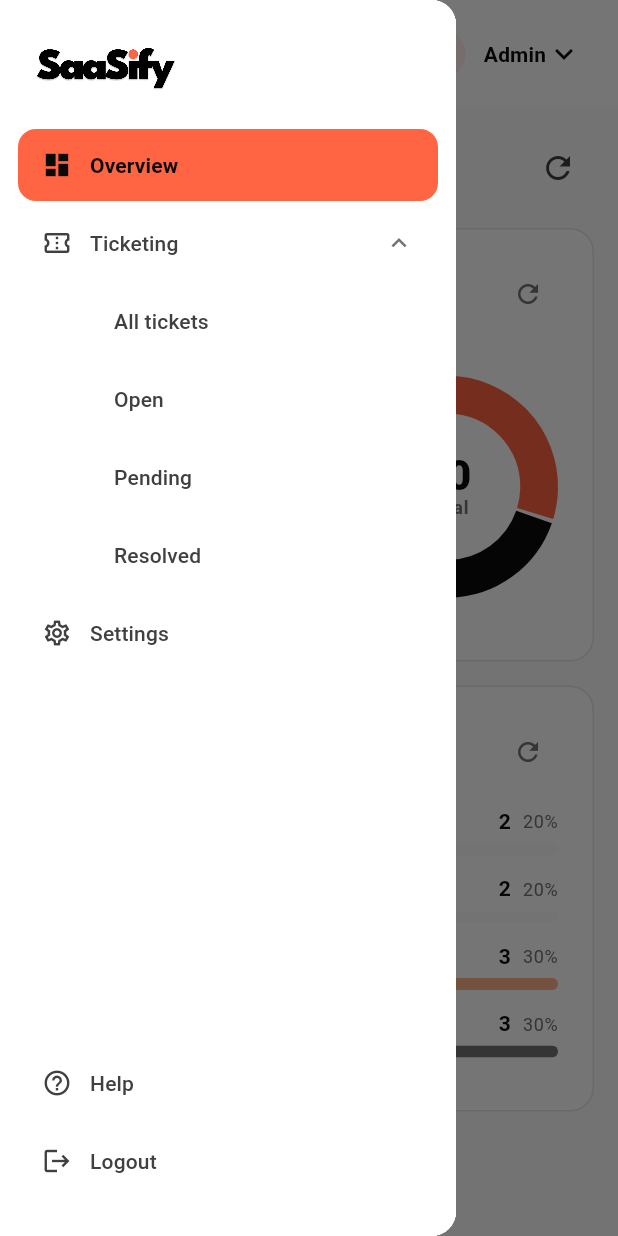
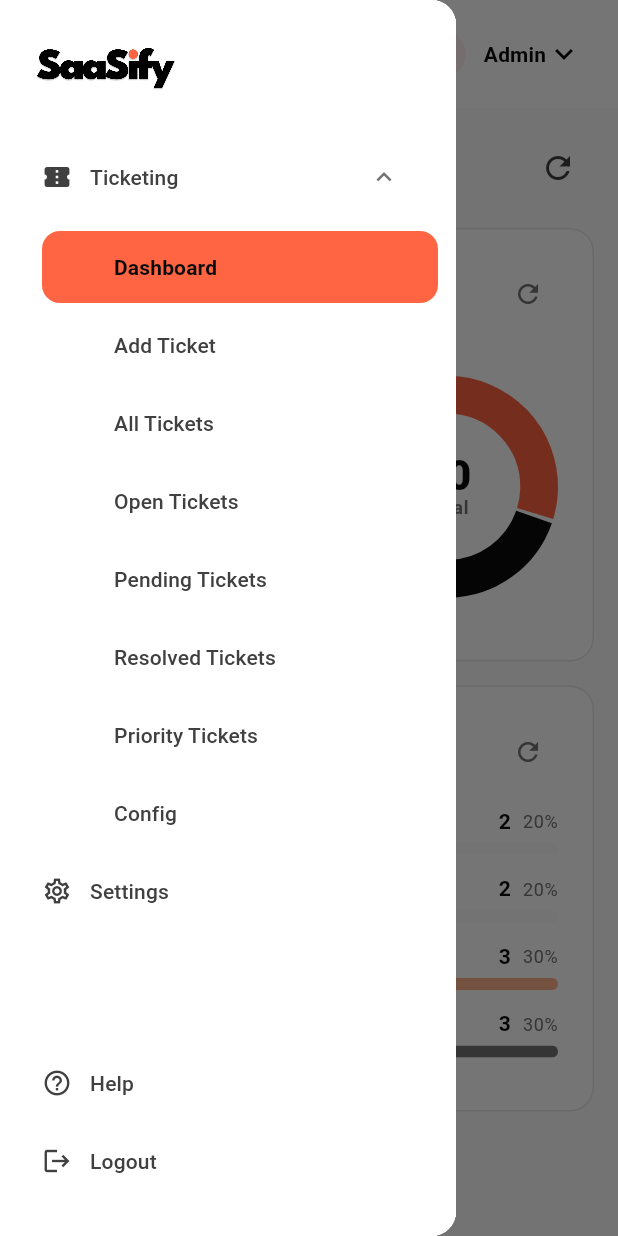
Before and after one commit to sayge-code-hub/saasify, a Flutter app: the screen it shows after launch, after a tap on "Sign in", after a tap on the "menu" icon, on a phone screen of 412 x 824 dp. Run offline on Flutter 3.47's test engine with Material 3 defaults, Android fonts, the phone set to English and light mode, and no system bars; our stand-ins replace equatable, flutter_bloc, go_router; Roboto replaces fonts that are missing (Fraunces, Source Sans 3).

Commit message:
Restructure ticketing nav and add create case flow
Remove top-level Overview; Ticketing opens the dashboard with
submodules for lists, priority queue, config, and Add Ticket.

Co-authored-by: adityaarana <adityaarana@outlook.com>

```diff
--- a/lib/app/router/app_router.dart
+++ b/lib/app/router/app_router.dart
@@ -8,6 +8,8 @@ import 'package:saasify/features/auth/presentation/pages/login_page.dart';
 import 'package:saasify/features/overview/presentation/pages/overview_page.dart';
 import 'package:saasify/features/settings/presentation/pages/settings_page.dart';
 import 'package:saasify/features/shell/presentation/pages/shell_page.dart';
+import 'package:saasify/features/ticketing/presentation/pages/create_ticket_page.dart';
+import 'package:saasify/features/ticketing/presentation/pages/ticket_config_page.dart';
 import 'package:saasify/features/ticketing/presentation/pages/ticket_detail_page.dart';
 import 'package:saasify/features/ticketing/presentation/pages/ticket_list_page.dart';
 
@@ -18,14 +20,16 @@ GoRouter createAppRouter({
 }) {
   return GoRouter(
     navigatorKey: navigatorKey,
-    initialLocation: '/',
+    initialLocation: '/ticketing',
     refreshListenable: refreshListenable,
     redirect: (context, state) {
       final authed = authCubit.state is AuthAuthenticated;
       final loggingIn = state.matchedLocation == '/login';
+      final atRoot = state.matchedLocation == '/';
 
       if (!authed && !loggingIn) return '/login';
-      if (authed && loggingIn) return '/';
+      if (authed && loggingIn) return '/ticketing';
+      if (authed && atRoot) return '/ticketing';
       return null;
     },
     routes: [
@@ -44,18 +48,29 @@ GoRouter createAppRouter({
         routes: [
           GoRoute(
             path: '/',
-            name: 'overview',
-            pageBuilder: (context, state) => const NoTransitionPage<void>(
-              child: OverviewPage(),
-            ),
+            redirect: (context, state) => '/ticketing',
           ),
           GoRoute(
             path: '/ticketing',
             name: 'ticketing',
             pageBuilder: (context, state) => const NoTransitionPage<void>(
-              child: TicketListPage(),
+              child: OverviewPage(),
             ),
             routes: [
+              GoRoute(
+                path: 'new',
+                name: 'ticketing-new',
+                pageBuilder: (context, state) => const NoTransitionPage<void>(
+                  child: CreateTicketPage(),
+                ),
+              ),
+              GoRoute(
+                path: 'all',
+                name: 'ticketing-all',
+                pageBuilder: (context, state) => const NoTransitionPage<void>(
+                  child: TicketListPage(),
+                ),
+              ),
               GoRoute(
                 path: 'open',
                 name: 'ticketing-open',
@@ -75,6 +90,20 @@ GoRouter createAppRouter({
                 name: 'ticketing-resolved',
                 pageBuilder: (context, state) => const NoTransitionPage<void>(
                   child: TicketListPage(routeFilter: 'resolved'),
+                ),
+              ),
+              GoRoute(
+                path: 'priority',
+                name: 'ticketing-priority',
+                pageBuilder: (context, state) => const NoTransitionPage<void>(
+                  child: TicketListPage(routeFilter: 'priority'),
+                ),
+              ),
+              GoRoute(
+                path: 'config',
+                name: 'ticketing-config',
+                pageBuilder: (context, state) => const NoTransitionPage<void>(
+                  child: TicketConfigPage(),
                 ),
               ),
               GoRoute(
--- a/lib/features/shell/domain/app_modules.dart
+++ b/lib/features/shell/domain/app_modules.dart
@@ -42,39 +42,52 @@ class NavModule extends Equatable {
 
 /// Canonical admin navigation tree.
 abstract final class AppModules {
-  static const overview = NavModule(
-    id: 'overview',
-    label: 'Overview',
-    icon: Icons.dashboard_outlined,
-    selectedIcon: Icons.dashboard,
-    location: '/',
-  );
-
   static const ticketing = NavModule(
     id: 'ticketing',
     label: 'Ticketing',
     icon: Icons.confirmation_number_outlined,
     selectedIcon: Icons.confirmation_number,
+    location: '/ticketing',
     children: [
       NavSubmodule(
-        id: 'ticketing-all',
-        label: 'All tickets',
+        id: 'ticketing-dashboard',
+        label: 'Dashboard',
         location: '/ticketing',
       ),
       NavSubmodule(
+        id: 'ticketing-new',
+        label: 'Add Ticket',
+        location: '/ticketing/new',
+      ),
+      NavSubmodule(
+        id: 'ticketing-all',
+        label: 'All Tickets',
+        location: '/ticketing/all',
+      ),
+      NavSubmodule(
         id: 'ticketing-open',
-        label: 'Open',
+        label: 'Open Tickets',
         location: '/ticketing/open',
       ),
       NavSubmodule(
         id: 'ticketing-pending',
-        label: 'Pending',
+        label: 'Pending Tickets',
         location: '/ticketing/pending',
       ),
       NavSubmodule(
         id: 'ticketing-resolved',
-        label: 'Resolved',
+        label: 'Resolved Tickets',
         location: '/ticketing/resolved',
+      ),
+      NavSubmodule(
+        id: 'ticketing-priority',
+        label: 'Priority Tickets',
+        location: '/ticketing/priority',
+      ),
+      NavSubmodule(
+        id: 'ticketing-config',
+        label: 'Config',
+        location: '/ticketing/config',
       ),
     ],
   );
@@ -87,26 +100,35 @@ abstract final class AppModules {
     location: '/settings',
   );
 
-  static const List<NavModule> all = [overview, ticketing, settings];
+  static const List<NavModule> all = [ticketing, settings];
 
   static bool isLocationActive(String currentPath, String location) {
-    if (location == '/') return currentPath == '/';
     if (currentPath == location) return true;
-    // Ticket detail should keep Ticketing › All highlighted loosely.
-    if (location == '/ticketing' && currentPath.startsWith('/ticketing/tickets')) {
+
+    // Dashboard is only the ticketing root — not nested list routes.
+    if (location == '/ticketing') {
+      return currentPath == '/ticketing';
+    }
+
+    // Detail views keep All Tickets highlighted.
+    if (location == '/ticketing/all' &&
+        currentPath.startsWith('/ticketing/tickets/')) {
       return true;
     }
+
     return false;
   }
 
   static bool isModuleExpandedForPath(NavModule module, String currentPath) {
     if (!module.hasChildren) return false;
+    if (module.id == 'ticketing') {
+      return currentPath == '/ticketing' ||
+          currentPath.startsWith('/ticketing/');
+    }
     return module.children.any(
       (child) =>
           currentPath == child.location ||
-          currentPath.startsWith('${child.location}/') ||
-          (child.location == '/ticketing' &&
-              currentPath.startsWith('/ticketing')),
+          currentPath.startsWith('${child.location}/'),
     );
   }
 }
--- a/lib/features/shell/presentation/pages/shell_page.dart
+++ b/lib/features/shell/presentation/pages/shell_page.dart
@@ -73,15 +73,18 @@ class ShellPage extends StatelessWidget {
 }
 
 String dashboardTitleFor(String location) {
-  if (location == '/') return 'Dashboard';
+  if (location == '/ticketing' || location == '/') return 'Dashboard';
   if (location.startsWith('/ticketing/tickets/')) {
     final id = location.split('/').last;
     return 'Ticket: $id';
   }
-  if (location == '/ticketing') return 'All tickets';
-  if (location == '/ticketing/open') return 'Open tickets';
-  if (location == '/ticketing/pending') return 'Pending tickets';
-  if (location == '/ticketing/resolved') return 'Resolved tickets';
+  if (location == '/ticketing/new') return 'Add Ticket';
+  if (location == '/ticketing/all') return 'All Tickets';
+  if (location == '/ticketing/open') return 'Open Tickets';
+  if (location == '/ticketing/pending') return 'Pending Tickets';
+  if (location == '/ticketing/resolved') return 'Resolved Tickets';
+  if (location == '/ticketing/priority') return 'Priority Tickets';
+  if (location == '/ticketing/config') return 'Config';
   if (location == '/settings') return 'Settings';
   return 'Workspace';
 }
--- a/lib/features/shell/presentation/widgets/module_sidebar.dart
+++ b/lib/features/shell/presentation/widgets/module_sidebar.dart
@@ -131,6 +131,7 @@ class _ModuleSection extends StatelessWidget {
     }
 
     final moduleActive = AppModules.isModuleExpandedForPath(module, location);
+    final parentLocation = module.location;
 
     return Column(
       crossAxisAlignment: CrossAxisAlignment.stretch,
@@ -140,12 +141,25 @@ class _ModuleSection extends StatelessWidget {
           label: module.label,
           icon: moduleActive ? module.selectedIcon : module.icon,
           active: false,
-          trailing: Icon(
-            expanded ? Icons.expand_less : Icons.expand_more,
-            size: 20,
-            color: AppColors.inkTertiary,
+          trailing: IconButton(
+            tooltip: expanded ? 'Collapse' : 'Expand',
+            visualDensity: VisualDensity.compact,
+            padding: EdgeInsets.zero,
+            constraints: const BoxConstraints(minWidth: 36, minHeight: 36),
+            icon: Icon(
+              expanded ? Icons.expand_less : Icons.expand_more,
+              size: 20,
+              color: AppColors.inkTertiary,
+            ),
+            onPressed: () =>
+                context.read<ShellCubit>().toggleModule(module.id),
           ),
-          onTap: () => context.read<ShellCubit>().toggleModule(module.id),
+          onTap: () {
+            context.read<ShellCubit>().ensureExpanded(module.id);
+            if (parentLocation != null) {
+              _go(context, parentLocation);
+            }
+          },
         ),
         if (expanded)
           Padding(
--- a/lib/features/ticketing/presentation/pages/ticket_list_page.dart
+++ b/lib/features/ticketing/presentation/pages/ticket_list_page.dart
@@ -15,7 +15,7 @@ import 'package:saasify/features/ticketing/presentation/widgets/ticket_list_item
 class TicketListPage extends StatefulWidget {
   const TicketListPage({this.routeFilter = 'all', super.key});
 
-  /// `all` | `open` | `pending` | `resolved`
+  /// `all` | `open` | `pending` | `resolved` | `priority`
   final String routeFilter;
 
   @override
@@ -60,10 +60,11 @@ class _TicketListPageState extends State<TicketListPage> {
       builder: (context, state) {
         final tickets = state.visible;
         final title = switch (widget.routeFilter) {
-          'open' => 'Open tickets',
-          'pending' => 'Pending tickets',
-          'resolved' => 'Resolved tickets',
-          _ => 'All tickets',
+          'open' => 'Open Tickets',
+          'pending' => 'Pending Tickets',
+          'resolved' => 'Resolved Tickets',
+          'priority' => 'Priority Tickets',
+          _ => 'All Tickets',
         };
 
         return AppPage(
@@ -90,6 +91,7 @@ class _TicketListPageState extends State<TicketListPage> {
                 status: state.statusFilter,
                 priority: state.priorityFilter,
                 routeLocked: widget.routeFilter != 'all',
+                priorityQueue: state.priorityQueue,
               ),
               const SizedBox(height: AppSpacing.md),
               Expanded(
@@ -146,15 +148,27 @@ class _FilterBar extends StatelessWidget {
     required this.status,
     required this.priority,
     required this.routeLocked,
+    required this.priorityQueue,
   });
 
   final TicketStatus? status;
   final TicketPriority? priority;
   final bool routeLocked;
+  final bool priorityQueue;
 
   @override
   Widget build(BuildContext context) {
     final cubit = context.read<TicketListCubit>();
+    final theme = Theme.of(context);
+
+    if (priorityQueue) {
+      return Text(
+        'Showing urgent and high priority tickets.',
+        style: theme.textTheme.bodyMedium?.copyWith(
+          color: AppColors.inkSecondary,
+        ),
+      );
+    }
 
     return Wrap(
       spacing: AppSpacing.xs,
@@ -162,7 +176,7 @@ class _FilterBar extends StatelessWidget {
       crossAxisAlignment: WrapCrossAlignment.center,
       children: [
         if (!routeLocked) ...[
-          Text('Status', style: Theme.of(context).textTheme.labelMedium),
+          Text('Status', style: theme.textTheme.labelMedium),
           ChoiceChip(
             label: const Text('Any'),
             selected: status == null,
@@ -176,7 +190,7 @@ class _FilterBar extends StatelessWidget {
             ),
           const SizedBox(width: AppSpacing.sm),
         ],
-        Text('Priority', style: Theme.of(context).textTheme.labelMedium),
+        Text('Priority', style: theme.textTheme.labelMedium),
         ChoiceChip(
           label: const Text('Any'),
           selected: priority == null,
```
Also changed, not shown: lib/features/shell/presentation/bloc/shell_cubit.dart (+9 -0 lines), lib/features/ticketing/presentation/bloc/ticket_list_cubit.dart (+105 -10 lines), lib/features/ticketing/presentation/pages/create_ticket_page.dart (added, +218 -0 lines), lib/features/ticketing/presentation/pages/ticket_config_page.dart (added, +97 -0 lines), 5 other files.
